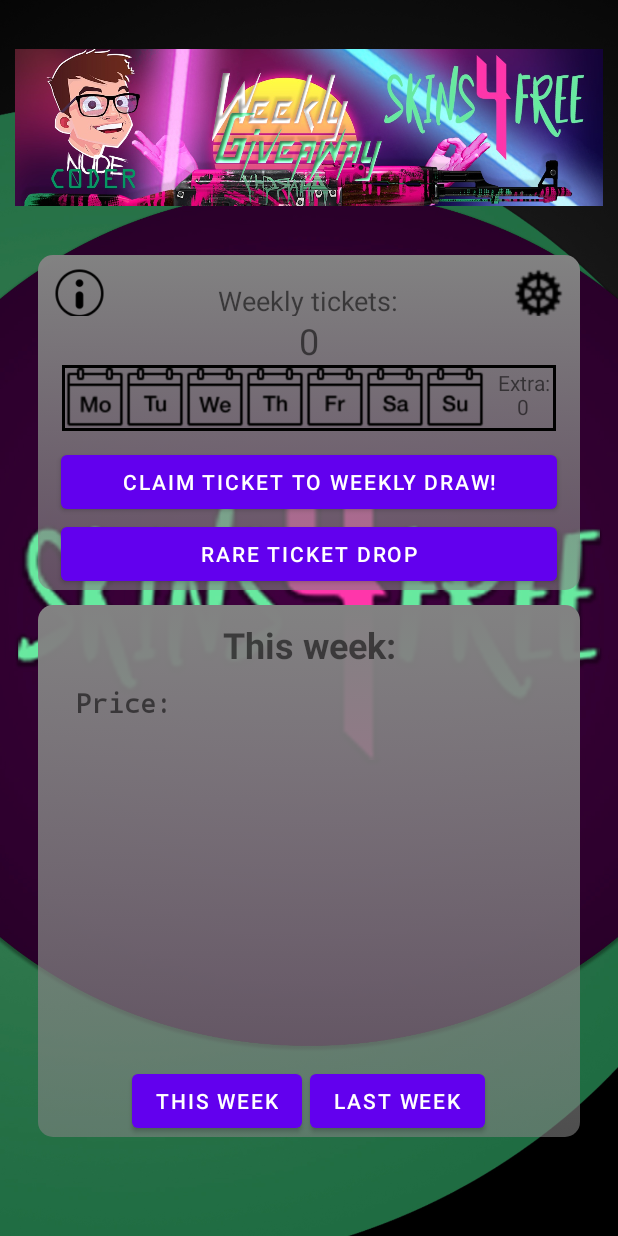
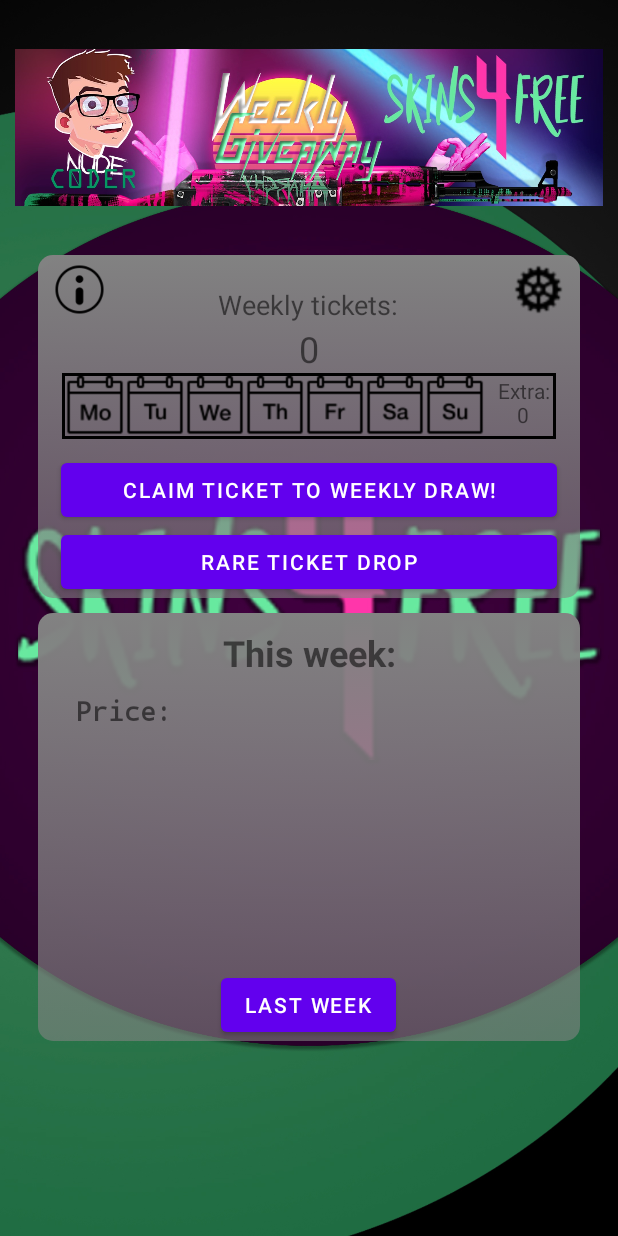
Before and after one commit to ak5ina/Skin4Free, an Android app: the screen it shows after launch once a user with an empty profile is signed in (MainPage), after a tap on "THIS WEEK", on a phone screen of 412 x 824 dp. Run offline under Robolectric (Android 15) with nearby library versions, the phone set to English and light mode, and no system bars; our stand-ins replace Firebase (no records; nobody signed in at launch, a user with empty details on screens opened directly); 2 statements that could not run were skipped; 2 other taps on this screen came first.

Commit message:
Clashed this and last week btn

```diff
--- a/app/src/main/java/com/scrippy3/skin4free/MainPage.java
+++ b/app/src/main/java/com/scrippy3/skin4free/MainPage.java
@@ -40,6 +40,7 @@ public class MainPage extends AppCompatActivity implements GoogleApiClient.OnCon
     private FirebaseUser mUser;
     private int tickets = 0;
     private int extraTickets = 0;
+    private boolean isItThisWeek;
 
     private GiveAway thisWeek, lastWeek;
     private LoadingDialog loadingDialog;
@@ -48,7 +49,7 @@ public class MainPage extends AppCompatActivity implements GoogleApiClient.OnCon
     ImageView imageGa;
     TextView personal_ticket, tv_week_header, tv_week_price, tv_week_winner, tv_week_tickets, tv_extra;
 
-    Button btnClaimTicker, btnThisWeek, btnLastWeek, btnJoinQuiz, btnClaimTimedTicket;
+    Button btnClaimTicker, btnChangeWeek, btnJoinQuiz, btnClaimTimedTicket;
     ImageView btnSetSteamLink, btnInfo, day1, day2, day3, day4, day5, day6, day7;
 
 
@@ -56,6 +57,7 @@ public class MainPage extends AppCompatActivity implements GoogleApiClient.OnCon
     protected void onCreate(Bundle savedInstanceState) {
         super.onCreate(savedInstanceState);
         setContentView(R.layout.activity_main_page);
+        isItThisWeek = true;
 
         getSupportActionBar().hide();
 
@@ -63,8 +65,7 @@ public class MainPage extends AppCompatActivity implements GoogleApiClient.OnCon
         personal_ticket = findViewById(R.id.text_tickets_privat);
         btnClaimTicker = findViewById(R.id.btn_claim_ticket);
         btnClaimTimedTicket = findViewById(R.id.btn_claim_limit_ticket);
-        btnLastWeek = findViewById(R.id.btn_last_week);
-        btnThisWeek = findViewById(R.id.btn_this_week);
+        btnChangeWeek = findViewById(R.id.btn_change_week);
         btnInfo = findViewById(R.id.btn_info);
         btnSetSteamLink = findViewById(R.id.btn_steamlink);
 //        btnJoinQuiz = findViewById(R.id.btn_join_quiz);
@@ -130,17 +131,10 @@ public class MainPage extends AppCompatActivity implements GoogleApiClient.OnCon
             }
         });
 
-        btnLastWeek.setOnClickListener(new View.OnClickListener() {
+        btnChangeWeek.setOnClickListener(new View.OnClickListener() {
             @Override
             public void onClick(View v) {
-                ShowLastWeekGiveaway();
-            }
-        });
-
-        btnThisWeek.setOnClickListener(new View.OnClickListener() {
-            @Override
-            public void onClick(View v) {
-                ShowThisWeekGiveaway();
+                clickOnWeeklyBtn();
             }
         });
 
@@ -170,10 +164,15 @@ public class MainPage extends AppCompatActivity implements GoogleApiClient.OnCon
 
     private void ShowLastWeekGiveaway() {
 
+        isItThisWeek = false;
+
+        btnChangeWeek.setText("This week");
+        tv_week_winner.setVisibility(View.VISIBLE);
+        tv_week_tickets.setVisibility(View.VISIBLE);
         tv_week_winner.setText(lastWeek.getWinner());
         tv_week_tickets.setText("Tickets: " + lastWeek.getTickets());
         tv_week_header.setText("Last week:");
-        tv_week_price.setText("Price: " + lastWeek.getPrice());
+        tv_week_price.setText("Prize: " + lastWeek.getPrice());
         tv_week_winner.setClickable(true);
 
 
@@ -187,11 +186,15 @@ public class MainPage extends AppCompatActivity implements GoogleApiClient.OnCon
     }
 
     private void ShowThisWeekGiveaway() {
+        isItThisWeek = true;
 
-        tv_week_winner.setText("");
-        tv_week_tickets.setText("");
+        btnChangeWeek.setText("Last week");
+
+
+        tv_week_winner.setVisibility(View.GONE);
+        tv_week_tickets.setVisibility(View.GONE);
         tv_week_header.setText("This week:");
-        tv_week_price.setText("Price: " + thisWeek.getPrice());
+        tv_week_price.setText("Prize: " + thisWeek.getPrice());
         tv_week_winner.setClickable(false);
         Glide.with(MainPage.this)
                 .load(thisWeek.getPictureUrl())
@@ -199,9 +202,19 @@ public class MainPage extends AppCompatActivity implements GoogleApiClient.OnCon
 
     }
 
+    private void clickOnWeeklyBtn(){
+
+        if (isItThisWeek)
+            ShowLastWeekGiveaway();
+        else
+            ShowThisWeekGiveaway();
+
+    }
 
 
     private void GetPriceData() {
+        tv_week_winner.setVisibility(View.GONE);
+        tv_week_tickets.setVisibility(View.GONE);
 
         myRef = database.getReference().child("giveaway");
         myRef.addValueEventListener(new ValueEventListener() {
--- a/app/src/main/res/layout/activity_main_page.xml
+++ b/app/src/main/res/layout/activity_main_page.xml
@@ -96,20 +96,11 @@
             android:gravity="center">
 
             <Button
-                android:id="@+id/btn_this_week"
-                android:layout_width="wrap_content"
-                android:layout_height="wrap_content"
-                android:text="This week" />
-
-            <Space
-                android:layout_width="5dp"
-                android:layout_height="0dp"/>
-
-            <Button
-                android:id="@+id/btn_last_week"
+                android:id="@+id/btn_change_week"
                 android:layout_width="wrap_content"
                 android:layout_height="wrap_content"
                 android:text="Last week" />
+
 
         </LinearLayout>
 
@@ -140,6 +131,7 @@
             android:src="@drawable/info"
             android:layout_marginLeft="10dp"
             android:layout_marginTop="5dp"
+            android:layout_marginBottom="5dp"
             android:clickable="true"
             />
 
@@ -169,6 +161,7 @@
             android:src="@drawable/gear"
             android:layout_marginRight="10dp"
             android:layout_marginTop="5dp"
+            android:layout_marginBottom="5dp"
             android:clickable="true"
             />
 
--- a/app/src/main/res/layout/loading_dialog.xml
+++ b/app/src/main/res/layout/loading_dialog.xml
@@ -7,10 +7,11 @@
     android:layout_height="wrap_content"
     android:background="@drawable/csgo_bg"
     android:orientation="vertical"
-    android:layout_margin="15dp"
+    android:layout_margin="75dp"
     android:padding="50dp">
 
     <ProgressBar
+        android:background="@drawable/box_bg"
         android:id="@+id/progressBar2"
         style="?android:attr/progressBarStyle"
         android:layout_width="wrap_content"
```
